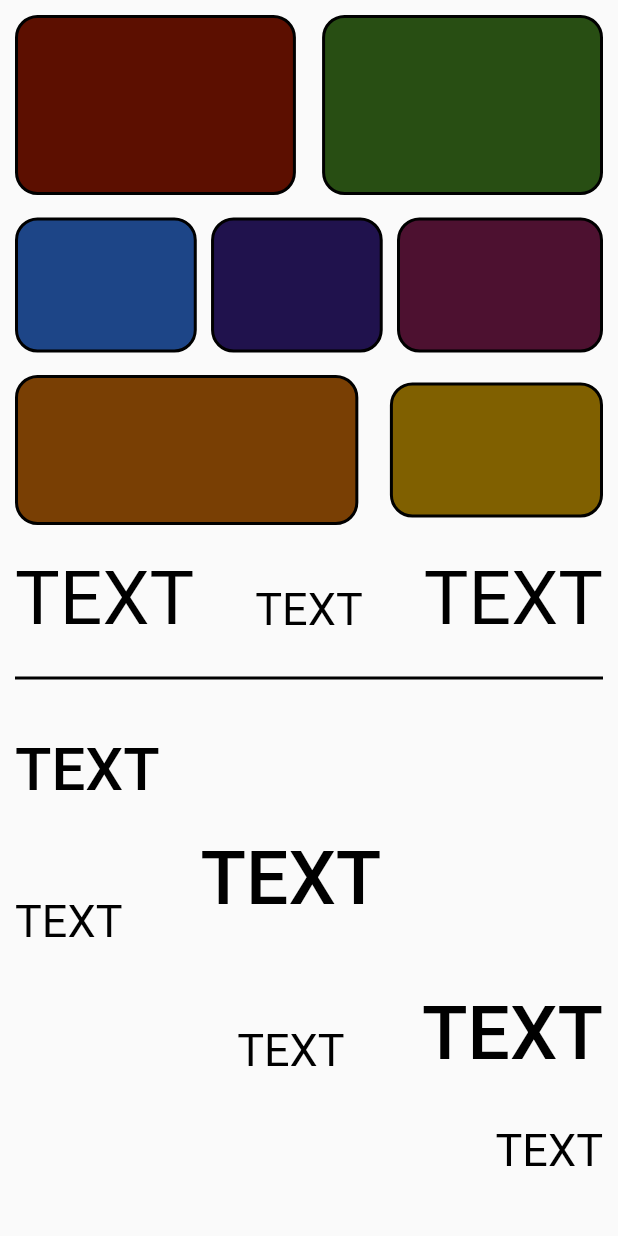
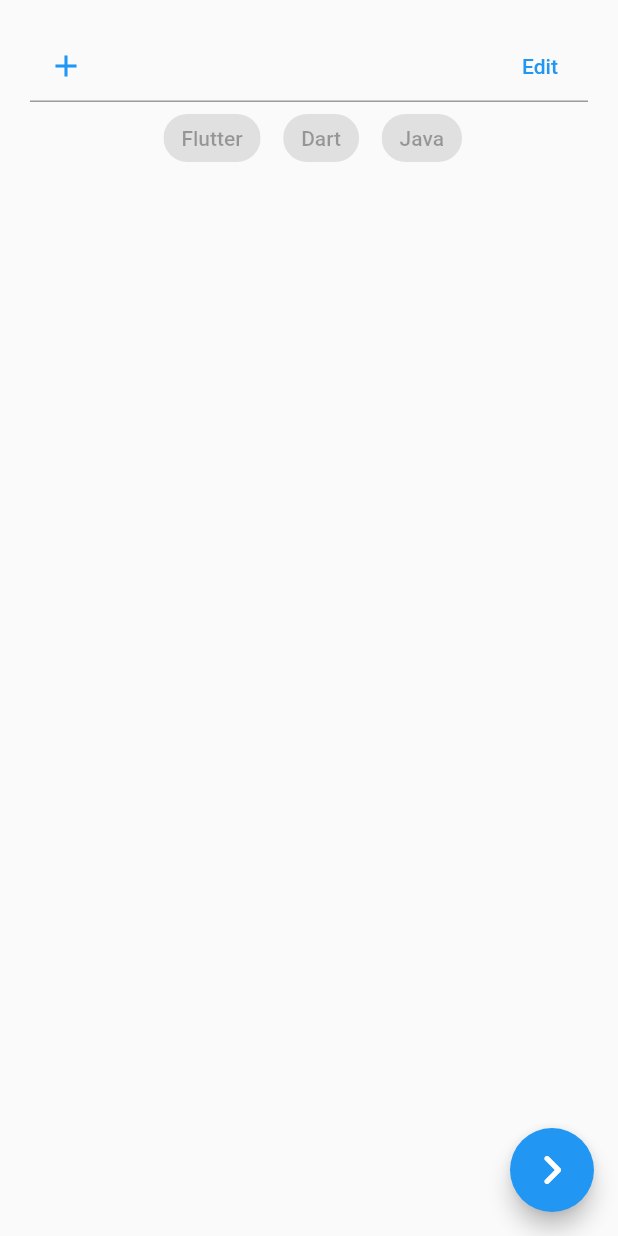
Before and after one commit to JhaNviSadhu/Assignment-7, a Flutter app: the screen it shows after launch, on a phone screen of 412 x 824 dp. Run offline on Flutter 3.47's test engine with Material 2 defaults, Android fonts, the phone set to English and light mode, and no system bars.

Commit message:
Assignment 9
-Wrap widget
-Align widget
-Stack widget
-Positioned widget

```diff
--- a/lib/main.dart
+++ b/lib/main.dart
@@ -1,5 +1,6 @@
 import 'package:flutter/material.dart';
-import 'package:ildc_hw/home.dart';
+import 'package:ildc_hw/screens/assignment9.dart';
+import 'package:ildc_hw/screens/home.dart';
 
 void main() {
   runApp(const MyApp());
@@ -16,7 +17,7 @@ class MyApp extends StatelessWidget {
       theme: ThemeData(
         primarySwatch: Colors.blue,
       ),
-      home: const MyHome(),
+      home: const Assignment9(),
     );
   }
 }
--- /dev/null
+++ b/lib/screens/assignment9.dart
@@ -0,0 +1,126 @@
+import 'package:flutter/cupertino.dart';
+import 'package:flutter/material.dart';
+import 'package:ildc_hw/screens/second_page.dart';
+
+class Assignment9 extends StatefulWidget {
+  const Assignment9({Key? key}) : super(key: key);
+
+  @override
+  _Assignment9State createState() => _Assignment9State();
+}
+
+class _Assignment9State extends State<Assignment9> {
+  var controller = TextEditingController();
+  bool isRemove = false;
+  List data = [
+    "Flutter",
+    "Dart",
+    "Java",
+  ];
+
+  @override
+  Widget build(BuildContext context) {
+    return Scaffold(
+      floatingActionButton: FloatingActionButton(
+          child: const Icon(
+            Icons.navigate_next_rounded,
+            size: 40,
+          ),
+          onPressed: () => Navigator.push(
+              context,
+              MaterialPageRoute(
+                builder: (context) => const SecondScreen(),
+              ))),
+      body: SafeArea(
+        child: Center(
+          child: Padding(
+            padding: const EdgeInsets.all(20.0),
+            child: Column(
+              children: [
+                TextFormField(
+                  controller: controller,
+                  decoration: InputDecoration(
+                    prefixIcon: IconButton(
+                        onPressed: () {
+                          setState(() {
+                            if (controller.text.isNotEmpty) {
+                              data.add(controller.text);
+                              print(data);
+                              print(controller.text);
+                            } else {
+                              showDialog(
+                                context: context,
+                                builder: (context) {
+                                  return CupertinoAlertDialog(
+                                    title: const Text('Please Enter your Text'),
+                                    actions: [
+                                      TextButton(
+                                        onPressed: () async {
+                                          Navigator.pop(context);
+                                        },
+                                        child: const Text('OK'),
+                                      ),
+                                    ],
+                                  );
+                                },
+                              );
+                            }
+                          });
+                        },
+                        icon: const Icon(
+                          Icons.add,
+                          color: Colors.blue,
+                        )),
+                    suffixIcon: TextButton(
+                      onPressed: () {
+                        setState(() {
+                          // data.remove(controller.text);
+                          isRemove = !isRemove;
+                          print(data);
+                        });
+                      },
+                      child: const Text("Edit"),
+                    ),
+                  ),
+                ),
+                Wrap(
+                  children: chips(),
+                )
+              ],
+            ),
+          ),
+        ),
+      ),
+    );
+  }
+
+  List<Widget> chips() {
+    List<Widget> chips = [];
+    for (int i = 0; i < data.length; i++) {
+      Widget item = Padding(
+        padding: const EdgeInsets.only(left: 10, right: 5),
+        child: isRemove
+            ? InputChip(
+                disabledColor: Colors.grey[300],
+                label: Text(data[i]),
+                isEnabled: true,
+                onDeleted: () {
+                  data.removeAt(i);
+                  setState(
+                    () {
+                      data = data;
+                    },
+                  );
+                },
+              )
+            : InputChip(
+                disabledColor: Colors.grey[300],
+                label: Text(data[i]),
+                isEnabled: true,
+              ),
+      );
+      chips.add(item);
+    }
+    return chips;
+  }
+}
```
Also changed, not shown: lib/screens/second_page.dart (added, +131 -0 lines), lib/screens/home.dart (renamed from lib/home.dart).
